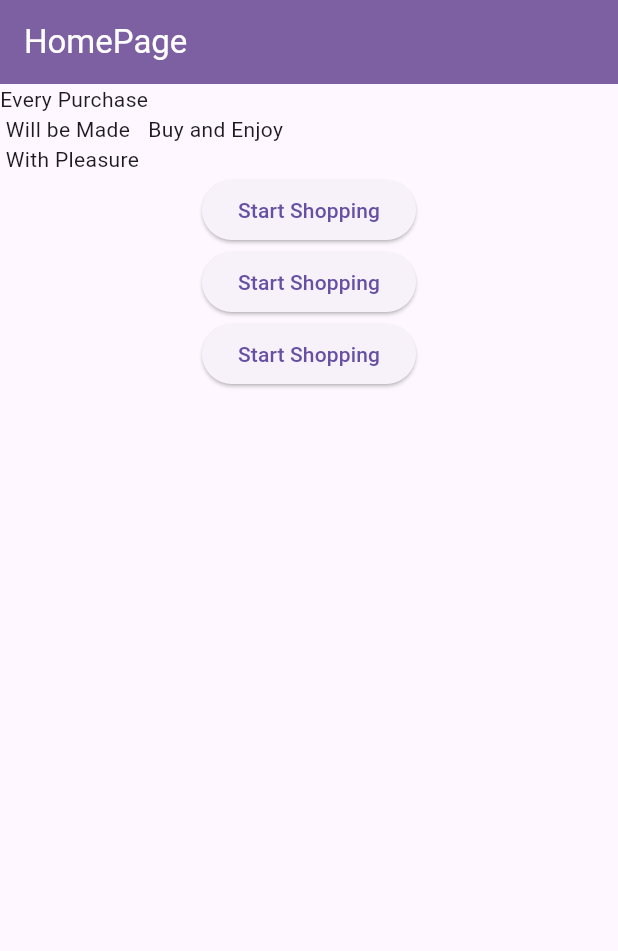
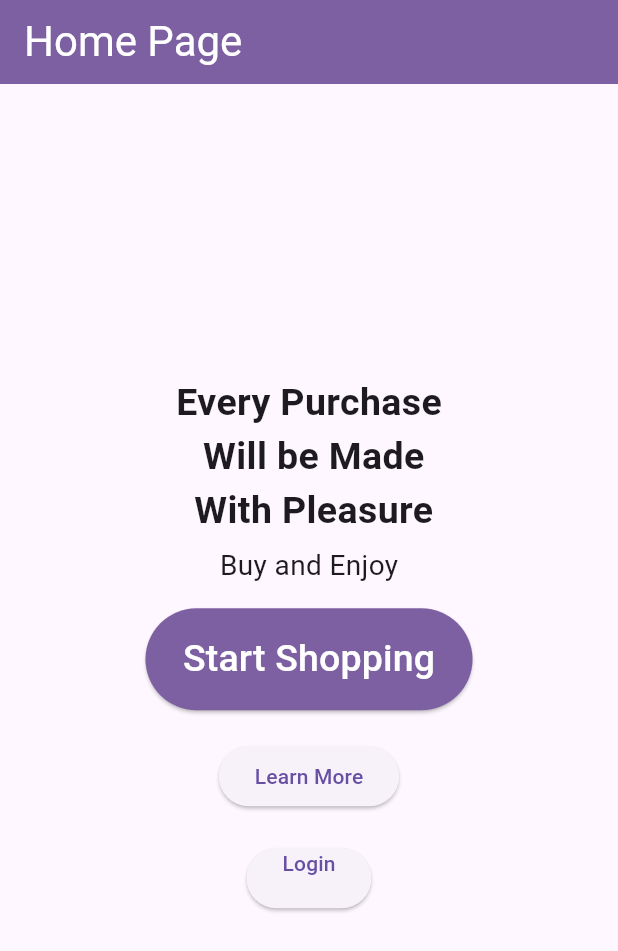
Before and after one commit to GuilhermeAlmeida2/Primeiro-App-, a Flutter app: the TelaInicio screen opened directly, on a phone screen of 412 x 824 dp. Shown: the top 951 px of the screen. Run offline on Flutter 3.47's test engine with Material 3 defaults, Android fonts, the phone set to English and light mode, and no system bars.

Commit message:
Modificação de nomes de arquivos e adição de botão

```diff
--- a/lib/Tela.dart
+++ /dev/null
@@ -1,63 +0,0 @@
-import 'package:flutter/material.dart';
-import 'package:flutter/rendering.dart';
-import 'package:flutter/widgets.dart';
-
-main() {
-  runApp(SegundoApp());
-}
-
-class SegundoApp extends StatelessWidget {
-  @override
-  Widget build(BuildContext context) {
-    return const MaterialApp(
-      title: "Home Page com Flutter",
-      home: TelaInicio(),
-    );
-  }
-}
-
-class TelaInicio extends StatelessWidget {
-  const TelaInicio({
-    super.key,
-  });
-  @override
-  Widget build(BuildContext context) {
-    return Scaffold(
-      appBar: AppBar(
-        title: Text(
-          "HomePage",
-          style: TextStyle(color: Colors.white),
-        ),
-        backgroundColor: Color(0xFF7D60A1),
-      ),
-      body: Column(
-        children: [
-          const Row(
-            children: [
-              Text("Every Purchase\n Will be Made\n With Pleasure"),
-              Text("Buy and Enjoy")
-            ],
-          ),
-          ElevatedButton (
-            onPressed: () {
-              print("Hello Name_User");
-            },
-            child: const Text("Start Shopping"),
-          ),
-          ElevatedButton(
-            onPressed: () {
-              print("Hello Name_User");
-            },
-            child: const Text("Start Shopping"),
-          ),
-          ElevatedButton(
-            onPressed: () {
-              print("Hello Name_User");
-            },
-            child: const Text("Start Shopping"),
-          ),
-        ],
-      ),
-    );
-  }
-}
--- /dev/null
+++ b/lib/feitoEmAula.dart
@@ -0,0 +1,57 @@
+import 'package:flutter/material.dart';
+import 'package:flutter/widgets.dart';
+
+main() {
+  runApp(PrimeiroApp());
+}
+
+class PrimeiroApp extends StatelessWidget {
+  @override
+  Widget build(BuildContext context) {
+    return const MaterialApp(
+      title: "Meu Primeiro App Flutter",
+      home: HomePage(),
+    );
+  }
+}
+
+class HomePage extends StatelessWidget {
+  const HomePage({
+    super.key,
+  });
+  @override
+  Widget build(BuildContext context) {
+    return Scaffold(
+      appBar: AppBar(
+        title: const Text("HomePage"),
+        backgroundColor: Colors.orange,
+        leading: const Icon(
+          Icons.person,
+        ),
+      ),
+      body: Column(
+        children: [
+          const Row(
+            children: [
+              Text("Texto4"),
+              Text("Texto5"),
+              Text("Texto6"),
+            ],
+          ),
+          ElevatedButton(
+            onPressed: () {
+              print('Botão clicado');
+            },
+            child: const Text('Primeiro Botão'),
+          ),
+          const Padding(
+            padding: EdgeInsets.only(top: 24, bottom: 4, left: 16, right: 87),
+            child: Icon(
+              Icons.home,
+            ),
+          ),
+        ],
+      ),
+    );
+  }
+}
--- a/lib/main.dart
+++ b/lib/main.dart
@@ -1,55 +1,124 @@
+import 'package:flutter/cupertino.dart';
 import 'package:flutter/material.dart';
+import 'package:flutter/rendering.dart';
 import 'package:flutter/widgets.dart';
 
 main() {
-  runApp(PrimeiroApp());
+  runApp(SegundoApp());
 }
 
-class PrimeiroApp extends StatelessWidget {
+class SegundoApp extends StatelessWidget {
   @override
   Widget build(BuildContext context) {
     return const MaterialApp(
-      title: "Meu Primeiro App Flutter",
-      home: HomePage(),
+      title: "Home Page com Flutter",
+      home: TelaInicio(),
     );
   }
 }
 
-class HomePage extends StatelessWidget {
-  const HomePage({
-    super.key,
-  });
+class TelaInicio extends StatelessWidget {
+  const TelaInicio({super.key});
+
   @override
   Widget build(BuildContext context) {
     return Scaffold(
       appBar: AppBar(
-        title: const Text("HomePage"),
-        backgroundColor: Colors.orange,
-        leading: const Icon(
-          Icons.person,
-        ),
+        title: const Text("Home Page",
+            style: TextStyle(color: Colors.white, fontSize: 28)),
+        backgroundColor: Color(0xFF7D60A1),
       ),
       body: Column(
+        mainAxisAlignment: MainAxisAlignment.center,
         children: [
           const Row(
+            mainAxisAlignment: MainAxisAlignment.center,
             children: [
-              Text("Texto4"),
-              Text("Texto5"),
-              Text("Texto6"),
+              Column(
+                crossAxisAlignment: CrossAxisAlignment.center,
+                children: [
+                  Text("Every Purchase\n Will be Made\n With Pleasure",
+                      textAlign: TextAlign.center,
+                      style:
+                          TextStyle(fontSize: 25, fontWeight: FontWeight.bold)),
+                  SizedBox(height: 5),
+                  Text("Buy and Enjoy",
+                      style: TextStyle(fontSize: 18.69),
+                      textAlign: TextAlign.center),
                 ],
               ),
-          ElevatedButton(
+            ],
+          ),
+          Column(
+            // crossAxisAlignment: CrossAxisAlignment.center,
+            children: [
+              Padding(
+                padding: EdgeInsets.only(top: 15),
+
+                // Button 1
+                child: ElevatedButton(
                   onPressed: () {
                     print('Botão clicado');
                   },
-            child: const Text('Primeiro Botão'),
+                  style: ElevatedButton.styleFrom(
+                      backgroundColor: const Color(0xFF7D60A1),
+                      alignment: Alignment.center,
+                      padding: const EdgeInsets.only(
+                        top: 16,
+                        left: 25,
+                        bottom: 16,
+                        right: 25,
+                      )),
+                  child: const Text(
+                    "Start Shopping",
+                    style: TextStyle(color: Colors.white, fontSize: 25),
+                  ),
+                ),
               ),
               const Padding(
-            padding: EdgeInsets.only(top: 24, bottom: 4, left: 16, right: 87),
-            child: Icon(
-              Icons.home,
+                /* Bottom de butoon */
+                padding: EdgeInsets.only(bottom: 20),
+              ),
+
+              // Button 2
+              ElevatedButton(
+                onPressed: () {
+                  print("Learn More");
+                },
+                style: ElevatedButton.styleFrom(
+                  alignment: Alignment.centerLeft,
+
+                ),
+                child: const Text(
+                  "Learn More",
                 ),
               ),
+              const Padding(
+                /* Bottom de butoon */
+                padding: EdgeInsets.only(bottom: 20),
+              ),
+
+              // Button 3
+              ElevatedButton(
+                onPressed: () {
+                  print("Login");
+                },
+                style: ElevatedButton.styleFrom(
+                  alignment: Alignment.topRight,
+                ),
+                child: const Text(
+                  "Login",
+                ),
+              ),
+              const Padding(
+                /* Bottom de butoon */
+                padding: EdgeInsets.only(bottom: 20),
+              ),
+            ],
+          ),
+          //top
+
+          // Buttom 2
         ],
       ),
     );
```
Also changed, not shown: 1 other file. Lines whose indentation alone changed are shown as unchanged.
